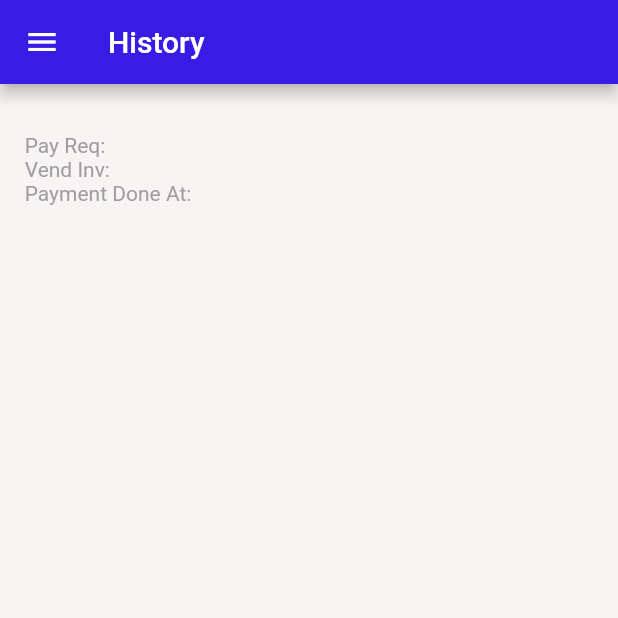
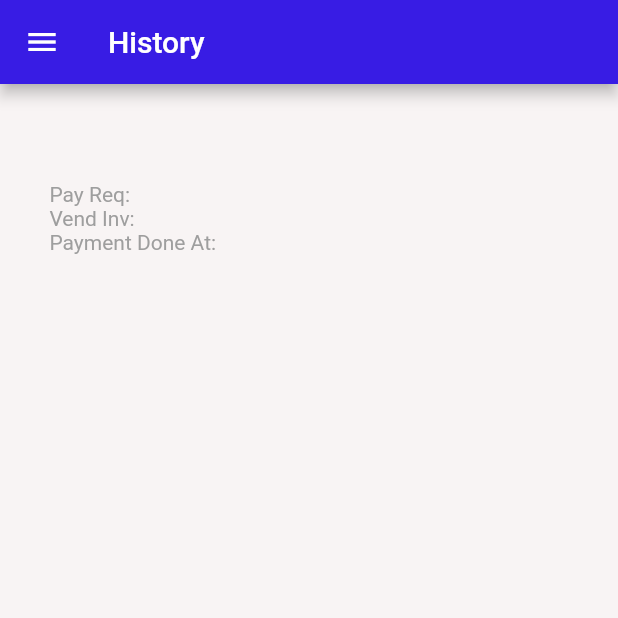
Before and after one commit to farmaanm/invoice-upload-and-comparison-system-with-sales-prediction, a Flutter app: the MyHomePage screen opened directly, on a phone screen of 412 x 824 dp, the top half of it. Run offline on Flutter 3.47's test engine with Material 2 defaults, Android fonts, the light colour scheme and no system bars; our stand-ins replace cloud_firestore, firebase_auth, firebase_core, fluttertoast; accounts and stored records are empty; network calls fail.

Commit message:
Updated UI

```diff
--- a/Mobile/invois_mobile_app/lib/main.dart
+++ b/Mobile/invois_mobile_app/lib/main.dart
@@ -62,26 +62,29 @@ class _MyHomePageState extends State<MyHomePage> {
   String vendInvName = '';
   String vendInvUrl = '';
   String paymentDoneAt = '';
+  String userEmail = '';
 
   TextStyle defaultStyle = const TextStyle(color: Colors.grey);
   TextStyle linkStyle = const TextStyle(color: Color(0xFF0D47A1));
 
   @override
   Widget build(BuildContext context) {
-    /*FirebaseAuth.instance
+    FirebaseAuth.instance
         .authStateChanges()
         .listen((User? user) {
       if (user != null) {
-        print(user.uid);
+        for (final providerProfile in user.providerData) {
+          userEmail = providerProfile.email!;
         }
-    });*/
+      }
+    });
 
     return WillPopScope(
       onWillPop: () async => false,
       child: Scaffold(
           appBar: AppBar(
-            //title: Text(widget.title),
-            title: const Text('History'),
+            title: Text(widget.title),
+            //title: const Text('History'),
           ),
           body: RefreshIndicator(
             child: SingleChildScrollView(
@@ -147,7 +150,12 @@ class _MyHomePageState extends State<MyHomePage> {
                             }).toList(),
                           );
                         }),
-                    RichText(
+                    Container(
+                        margin: EdgeInsets.symmetric(
+                            vertical: MediaQuery.of(context).size.height * 0.04,
+                            horizontal:
+                                MediaQuery.of(context).size.width * 0.04),
+                        child: RichText(
                           text: TextSpan(
                             style: defaultStyle,
                             children: <TextSpan>[
@@ -173,10 +181,11 @@ class _MyHomePageState extends State<MyHomePage> {
                                           forceSafariVC: false,
                                           forceWebView: false);
                                     }),
-                          TextSpan(text: '\nPayment Done At: $paymentDoneAt'),
+                              TextSpan(
+                                  text: '\nPayment Done At: $paymentDoneAt'),
                             ],
                           ),
-                    )
+                        )),
                   ],
                 ),
               ),
@@ -204,15 +213,15 @@ class _MyHomePageState extends State<MyHomePage> {
                     decoration: const BoxDecoration(
                         color: Color(0xFFf8f4f4),
                         image: DecorationImage(
-                          scale: 1.8,
+                          scale: 1.5,
                           image: AssetImage("assets/images/logo.png"),
                         )),
                     child: Container(
                       alignment: Alignment.bottomCenter,
-                      child: const Text(
-                        'User Email',
-                        style: TextStyle(
-                          fontSize: 20,
+                      child: Text(
+                        userEmail,
+                        style: const TextStyle(
+                          fontSize: 17,
                         ),
                       ),
                     )),
@@ -347,7 +356,7 @@ class _MyLoginPageState extends State<MyLoginPage> {
                           context,
                           MaterialPageRoute(
                               builder: (context) => const MyHomePage(
-                                    title: '',
+                                    title: 'History',
                                   )),
                         );
                       } on FirebaseAuthException catch (e) {
```
Lines whose indentation alone changed are shown as unchanged.
